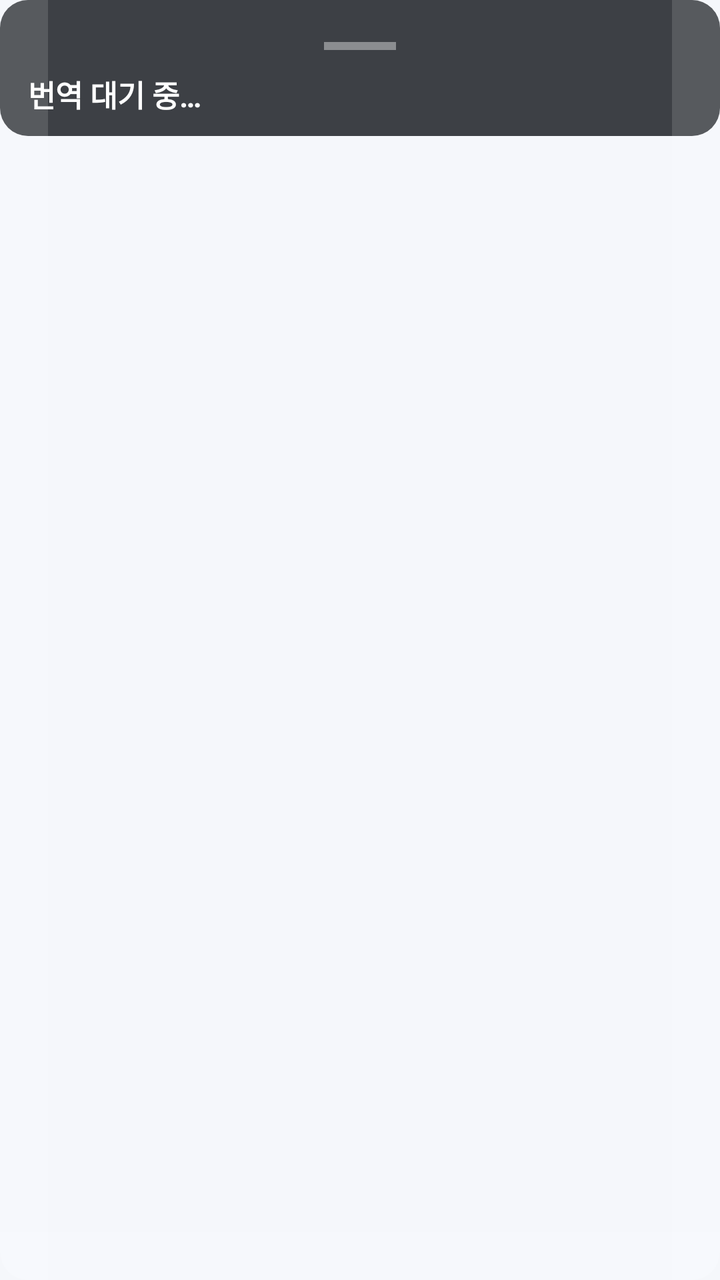
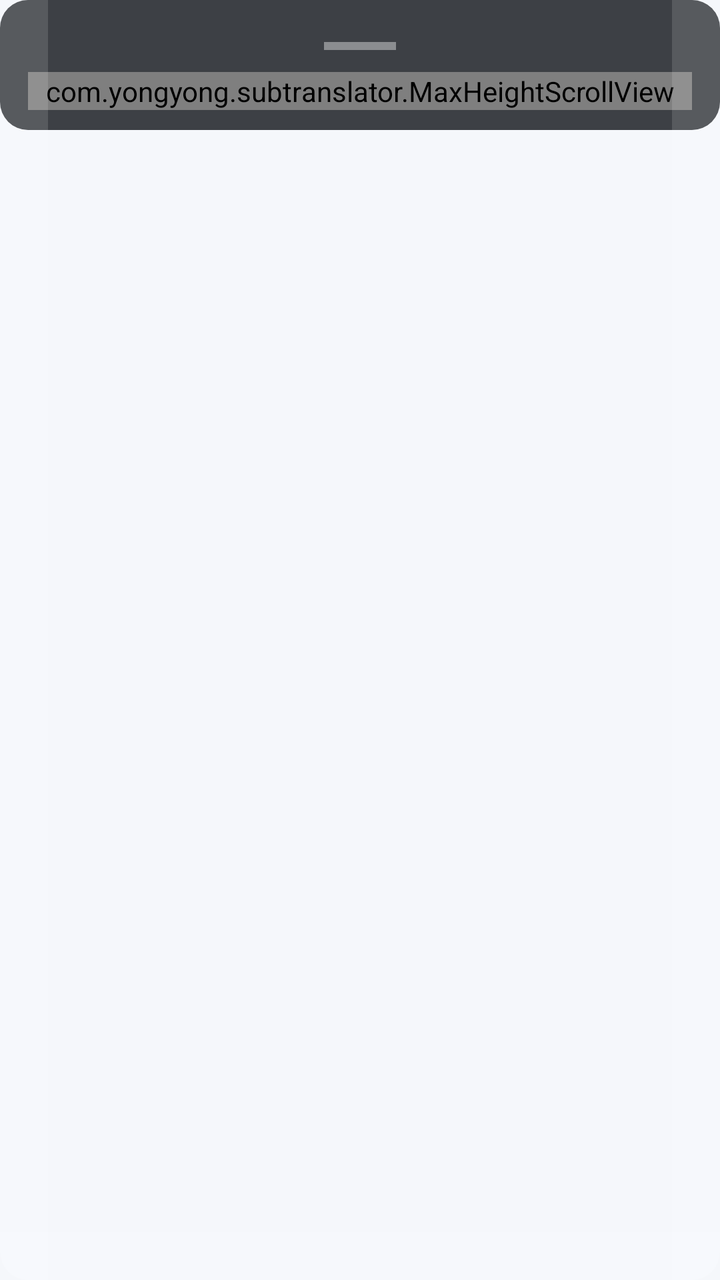

Before-and-after screenshots of an Android layout around one commit, followed by the original layout XML and the change that was made.
<!-- AndroidManifest.xml: application theme Theme.SubTranslator -->
<!-- res/layout/overlay_caption.xml -->
<?xml version="1.0" encoding="utf-8"?>
<LinearLayout xmlns:android="http://schemas.android.com/apk/res/android"
    android:layout_width="wrap_content"
    android:layout_height="wrap_content"
    android:orientation="vertical">

    <LinearLayout
        android:id="@+id/controlBar"
        android:layout_width="wrap_content"
        android:layout_height="wrap_content"
        android:layout_marginBottom="6dp"
        android:orientation="horizontal"
        android:visibility="gone">

        <TextView
            android:id="@+id/btnToggleActive"
            android:layout_width="wrap_content"
            android:layout_height="wrap_content"
            android:background="@drawable/overlay_bubble_bg"
            android:clickable="true"
            android:focusable="true"
            android:text="활성"
            android:textColor="@color/overlay_text"
            android:textSize="14sp"
            android:textStyle="bold" />

        <View
            android:layout_width="8dp"
            android:layout_height="1dp" />

        <TextView
            android:id="@+id/btnOpacity"
            android:layout_width="wrap_content"
            android:layout_height="wrap_content"
            android:background="@drawable/overlay_bubble_bg"
            android:clickable="true"
            android:focusable="true"
            android:text="투명도"
            android:textColor="@color/overlay_text"
            android:textSize="14sp"
            android:textStyle="bold" />

        <View
            android:layout_width="8dp"
            android:layout_height="1dp" />

        <TextView
            android:id="@+id/btnResize"
            android:layout_width="wrap_content"
            android:layout_height="wrap_content"
            android:background="@drawable/overlay_bubble_bg"
            android:clickable="true"
            android:focusable="true"
            android:text="크기"
            android:textColor="@color/overlay_text"
            android:textSize="14sp"
            android:textStyle="bold" />

        <View
            android:layout_width="8dp"
            android:layout_height="1dp" />

        <TextView
            android:id="@+id/btnClose"
            android:layout_width="wrap_content"
            android:layout_height="wrap_content"
            android:background="@drawable/overlay_bubble_bg"
            android:clickable="true"
            android:focusable="true"
            android:text="닫기"
            android:textColor="@color/overlay_text"
            android:textSize="14sp"
            android:textStyle="bold" />

    </LinearLayout>

    <LinearLayout
        android:id="@+id/resizeRow"
        android:layout_width="wrap_content"
        android:layout_height="wrap_content"
        android:layout_marginBottom="6dp"
        android:orientation="horizontal"
        android:gravity="center_vertical"
        android:background="@drawable/overlay_bubble_bg"
        android:visibility="gone">

        <TextView
            android:layout_width="wrap_content"
            android:layout_height="wrap_content"
            android:layout_marginEnd="6dp"
            android:text="너비"
            android:textColor="@color/overlay_text"
            android:textSize="12sp" />

        <TextView
            android:id="@+id/btnWidthMinus"
            android:layout_width="wrap_content"
            android:layout_height="wrap_content"
            android:layout_marginEnd="4dp"
            android:background="@drawable/overlay_bubble_bg"
            android:clickable="true"
            android:focusable="true"
            android:paddingLeft="10dp"
            android:paddingRight="10dp"
            android:text="－"
            android:textColor="@color/overlay_text"
            android:textStyle="bold" />

        <TextView
            android:id="@+id/btnWidthPlus"
            android:layout_width="wrap_content"
            android:layout_height="wrap_content"
            android:layout_marginEnd="12dp"
            android:background="@drawable/overlay_bubble_bg"
            android:clickable="true"
            android:focusable="true"
            android:paddingLeft="10dp"
            android:paddingRight="10dp"
            android:text="＋"
            android:textColor="@color/overlay_text"
            android:textStyle="bold" />

        <TextView
            android:layout_width="wrap_content"
            android:layout_height="wrap_content"
            android:layout_marginEnd="6dp"
            android:text="높이"
            android:textColor="@color/overlay_text"
            android:textSize="12sp" />

        <TextView
            android:id="@+id/btnHeightMinus"
            android:layout_width="wrap_content"
            android:layout_height="wrap_content"
            android:layout_marginEnd="4dp"
            android:background="@drawable/overlay_bubble_bg"
            android:clickable="true"
            android:focusable="true"
            android:paddingLeft="10dp"
            android:paddingRight="10dp"
            android:text="－"
            android:textColor="@color/overlay_text"
            android:textStyle="bold" />

        <TextView
            android:id="@+id/btnHeightPlus"
            android:layout_width="wrap_content"
            android:layout_height="wrap_content"
            android:background="@drawable/overlay_bubble_bg"
            android:clickable="true"
            android:focusable="true"
            android:paddingLeft="10dp"
            android:paddingRight="10dp"
            android:text="＋"
            android:textColor="@color/overlay_text"
            android:textStyle="bold" />

    </LinearLayout>

    <LinearLayout
        android:id="@+id/opacityRow"
        android:layout_width="wrap_content"
        android:layout_height="wrap_content"
        android:layout_marginBottom="6dp"
        android:orientation="horizontal"
        android:gravity="center_vertical"
        android:background="@drawable/overlay_bubble_bg"
        android:visibility="gone">

        <TextView
            android:id="@+id/labelOpacity"
            android:layout_width="wrap_content"
            android:layout_height="wrap_content"
            android:layout_marginEnd="8dp"
            android:text="투명도 10"
            android:textColor="@color/overlay_text"
            android:textSize="12sp" />

        <SeekBar
            android:id="@+id/seekOpacity"
            android:layout_width="150dp"
            android:layout_height="wrap_content"
            android:max="10" />

    </LinearLayout>

    <FrameLayout
        android:layout_width="wrap_content"
        android:layout_height="wrap_content">

        <LinearLayout
            android:id="@+id/captionBox"
            android:layout_width="match_parent"
            android:layout_height="wrap_content"
            android:orientation="vertical"
            android:background="@drawable/overlay_bubble_bg">

            <FrameLayout
                android:id="@+id/dragHandle"
                android:layout_width="match_parent"
                android:layout_height="26dp"
                android:clickable="true"
                android:focusable="true">

                <View
                    android:layout_width="36dp"
                    android:layout_height="4dp"
                    android:layout_gravity="center"
                    android:background="#66FFFFFF" />

            </FrameLayout>

            <ScrollView
                android:id="@+id/captionScroll"
                android:layout_width="match_parent"
                android:layout_height="wrap_content"
                android:scrollbars="vertical">

                <TextView
                    android:id="@+id/textCaption"
                    android:layout_width="match_parent"
                    android:layout_height="wrap_content"
                    android:gravity="start"
                    android:lineSpacingExtra="3dp"
                    android:text="번역 대기 중…"
                    android:textColor="@color/overlay_text"
                    android:textSize="15sp"
                    android:textStyle="bold" />

            </ScrollView>

        </LinearLayout>

        <View
            android:id="@+id/resizeHandleLeft"
            android:layout_width="24dp"
            android:layout_height="match_parent"
            android:layout_gravity="start"
            android:background="@drawable/overlay_resize_left_bg" />

        <View
            android:id="@+id/resizeHandleRight"
            android:layout_width="24dp"
            android:layout_height="match_parent"
            android:layout_gravity="end"
            android:background="@drawable/overlay_resize_right_bg" />

        <View
            android:id="@+id/resizeHandleBottom"
            android:layout_width="match_parent"
            android:layout_height="24dp"
            android:layout_gravity="bottom"
            android:background="@drawable/overlay_resize_bottom_bg" />

    </FrameLayout>

</LinearLayout>
<!-- resources referenced by this layout -->
<resources>
  <color name="overlay_text">#FFFFFF</color>
  <!-- drawable overlay_bubble_bg (drawable) -->
  <?xml version="1.0" encoding="utf-8"?>
  <shape xmlns:android="http://schemas.android.com/apk/res/android" android:shape="rectangle">
      <solid android:color="@color/overlay_bg" />
      <corners android:radius="14dp" />
      <padding android:left="14dp" android:top="10dp" android:right="14dp" android:bottom="10dp" />
  </shape>
  <!-- drawable overlay_resize_bottom_bg (drawable) -->
  <?xml version="1.0" encoding="utf-8"?>
  <shape xmlns:android="http://schemas.android.com/apk/res/android" android:shape="rectangle">
      <solid android:color="#22FFFFFF" />
      <corners
          android:bottomLeftRadius="14dp"
          android:bottomRightRadius="14dp"
          android:topLeftRadius="0dp"
          android:topRightRadius="0dp" />
  </shape>
  <!-- drawable overlay_resize_left_bg (drawable) -->
  <?xml version="1.0" encoding="utf-8"?>
  <shape xmlns:android="http://schemas.android.com/apk/res/android" android:shape="rectangle">
      <solid android:color="#22FFFFFF" />
      <corners
          android:topLeftRadius="14dp"
          android:bottomLeftRadius="14dp"
          android:topRightRadius="0dp"
          android:bottomRightRadius="0dp" />
  </shape>
  <!-- drawable overlay_resize_right_bg (drawable) -->
  <?xml version="1.0" encoding="utf-8"?>
  <shape xmlns:android="http://schemas.android.com/apk/res/android" android:shape="rectangle">
      <solid android:color="#22FFFFFF" />
      <corners
          android:topRightRadius="14dp"
          android:bottomRightRadius="14dp"
          android:topLeftRadius="0dp"
          android:bottomLeftRadius="0dp" />
  </shape>
  <style name="Theme.SubTranslator" parent="Theme.MaterialComponents.DayNight.NoActionBar">
          <item name="colorPrimary">@color/brand_primary</item>
          <item name="colorPrimaryDark">@color/brand_primary_dark</item>
          <item name="android:windowBackground">@color/bg_light</item>
      </style>
  <color name="overlay_bg">#CC101318</color>
  <color name="brand_primary">#2F6FED</color>
  <color name="brand_primary_dark">#1E4FBF</color>
  <color name="bg_light">#F5F7FB</color>
</resources>

<!-- the commit's change to res/layout/overlay_caption.xml (unified diff, before → after) -->
@@ -210,7 +210,7 @@
 
             </FrameLayout>
 
-            <ScrollView
+            <com.yongyong.subtranslator.MaxHeightScrollView
                 android:id="@+id/captionScroll"
                 android:layout_width="match_parent"
                 android:layout_height="wrap_content"
@@ -227,7 +227,7 @@
                     android:textSize="15sp"
                     android:textStyle="bold" />
 
-            </ScrollView>
+            </com.yongyong.subtranslator.MaxHeightScrollView>
 
         </LinearLayout>
 
